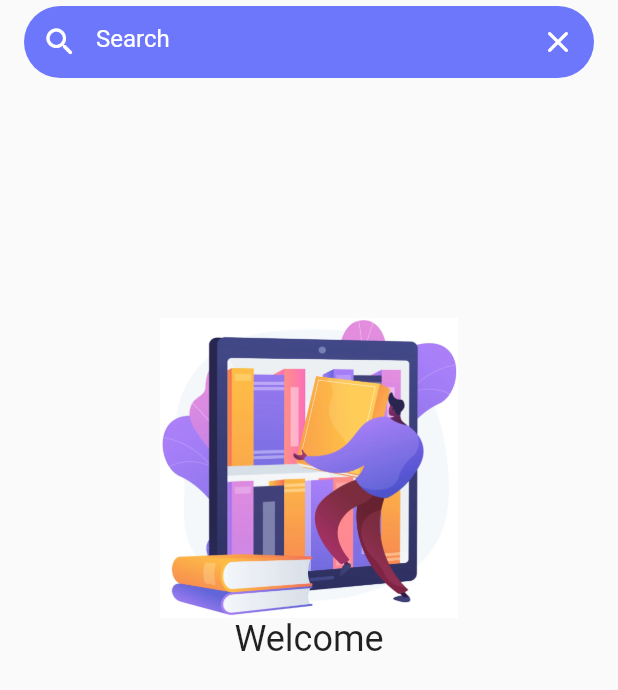
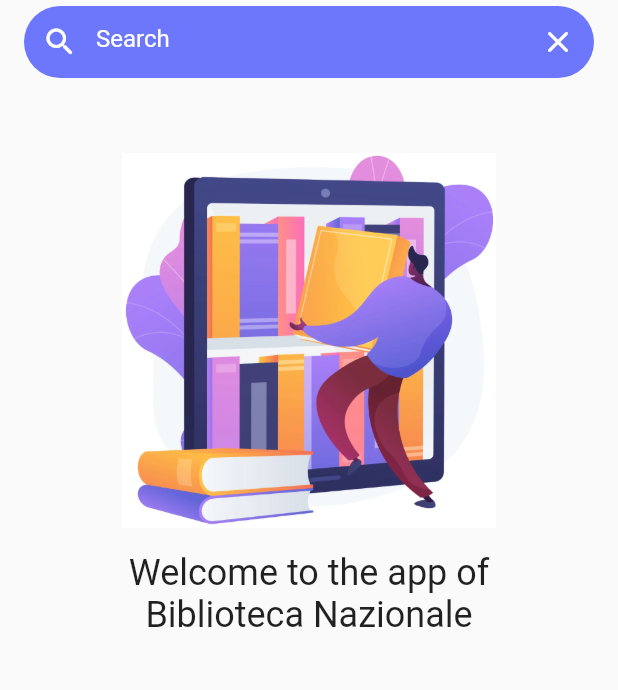
Before and after one commit to Giansimone-Coccia/Biblioteca_Nazionale_Flutter, a Flutter app: the BookList screen opened directly, on a phone screen of 412 x 824 dp. Shown: the top 690 px of the screen. Run offline on Flutter 3.47's test engine with Material 2 defaults, Android fonts, the phone set to English and light mode, and no system bars.

Commit message:
Update bookList.dart

```diff
--- a/lib/screens/bookList.dart
+++ b/lib/screens/bookList.dart
@@ -6,10 +6,9 @@
   @override
   Widget build(BuildContext context) {
     return Scaffold(
-      resizeToAvoidBottomInset:false,
+      resizeToAvoidBottomInset: false,
       appBar: CustomAppBarSearch(),
       body: Column(
-
         children: [
           /*LinearProgressIndicator(
             valueColor: AlwaysStoppedAnimation<Color>(Colors.blue),
@@ -29,17 +28,18 @@
 
 final Color customPurpleColor = const Color(0xFF6D77FB);
 
-
-class CustomAppBarSearch extends StatelessWidget implements PreferredSizeWidget {
-
+class CustomAppBarSearch extends StatelessWidget
+    implements PreferredSizeWidget {
   @override
   Size get preferredSize => Size.fromHeight(kToolbarHeight);
 
   @override
   Widget build(BuildContext context) {
     return AppBar(
-      backgroundColor: Colors.transparent, // Sfondo trasparente
-      elevation: 0, // Rimuovi l'ombra dell'AppBar
+      backgroundColor: Colors.transparent,
+      // Sfondo trasparente
+      elevation: 0,
+      // Rimuovi l'ombra dell'AppBar
       toolbarHeight: kToolbarHeight,
       title: SearchView(),
       automaticallyImplyLeading: false, // Nascondi l'icona di andata indietro
@@ -68,39 +68,41 @@
           ),
           border: InputBorder.none,
         ),
-        style: TextStyle(color: Colors.white), // Cambia il colore del testo di input
+        style: TextStyle(
+            color: Colors.white), // Cambia il colore del testo di input
       ),
     );
   }
 }
 
-
-
-
 class WelcomeSection extends StatelessWidget {
   @override
   Widget build(BuildContext context) {
     return SingleChildScrollView(
-
       reverse: true,
       child: Column(
         mainAxisAlignment: MainAxisAlignment.center,
         children: [
           Image.asset(
             'assets/images/best_home_library_apps.webp',
-            height: 200,
+            height: 250,
             fit: BoxFit.fitHeight,
           ),
-          Text(
-            'Welcome',
-            style: TextStyle(fontSize: 24),
+          Padding(
+            padding: EdgeInsets.all(16.0), // Aggiunge il padding desiderato
+            child: Center(
+              child: Text(
+                'Welcome to the app of\nBiblioteca Nazionale',
+                style: TextStyle(fontSize: 24),
+                textAlign: TextAlign.center, // Centra il testo
+              ),
+            ),
           ),
         ],
       ),
     );
   }
 }
-
 
 class BookListView extends StatelessWidget {
   @override
```
